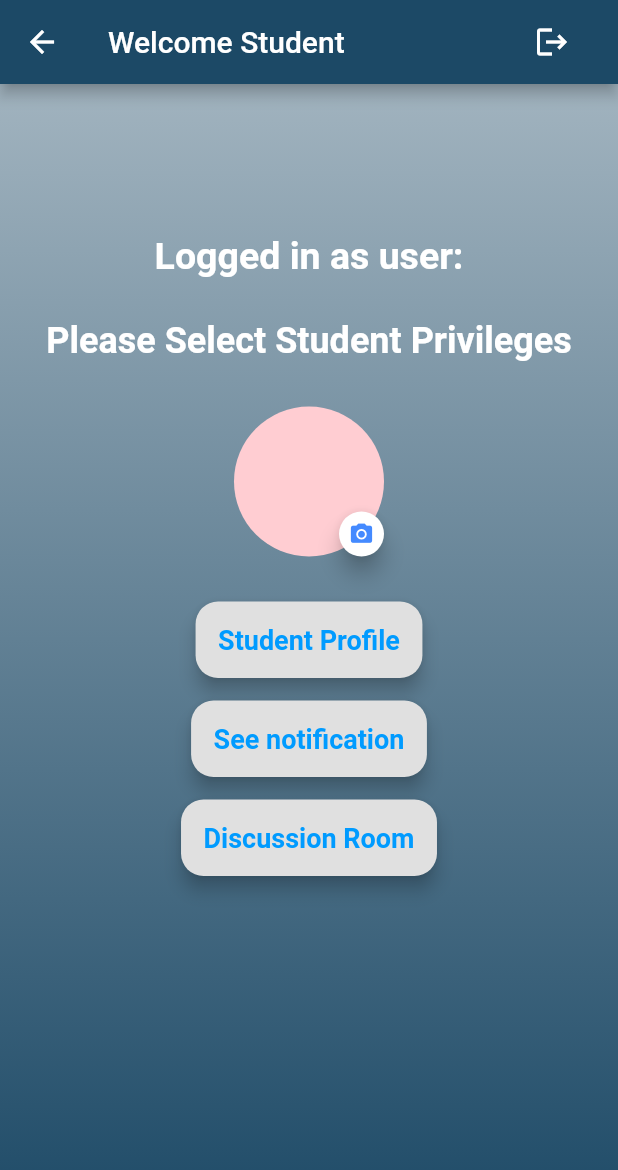
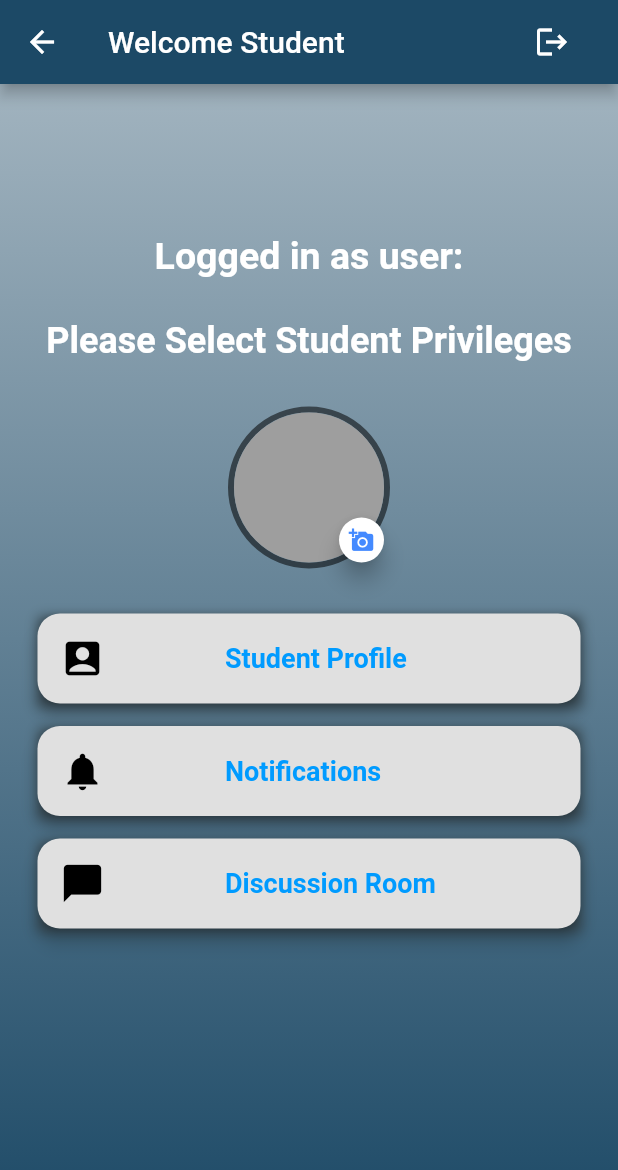
Before and after one commit to LuqmanBayu/flutter_project_1, a Flutter app: the StudentHomePage screen opened by its route, on a phone screen of 412 x 824 dp. Shown: the top 1170 px of the screen. Run offline on Flutter 3.47's test engine with Material 2 defaults, Android fonts, the phone set to English and light mode, and no system bars; our stand-ins replace cloud_firestore, firebase_auth, firebase_core, image_picker, modal_progress_hud_nsn, page_transition; accounts and stored records are empty.

Commit message:
changes in studenthome

```diff
--- a/lib/Features/StudentProfile.dart
+++ b/lib/Features/StudentProfile.dart
@@ -1,5 +1,5 @@
 import 'dart:io';
-
+import 'package:cloud_firestore/cloud_firestore.dart';
 import 'package:flutter/material.dart';
 import 'package:image_picker/image_picker.dart';
 
@@ -13,12 +13,12 @@ class _StudentProfileState extends State<StudentProfile> {
   File _image;
   final picker = ImagePicker();
 
-  Future getImage() async {
-    final pickedFile = await picker.getImage(source: ImageSource.gallery);
+  Future<void> getImage(ImageSource source) async {
+    final selected = await picker.getImage(source: ImageSource.gallery);
 
     setState(() {
-      if (pickedFile != null) {
-        _image = File(pickedFile.path);
+      if (selected != null) {
+        _image = File(selected.path);
       } else {
         print('No image selected.');
       }
@@ -29,13 +29,16 @@ class _StudentProfileState extends State<StudentProfile> {
   Widget build(BuildContext context) {
     return Scaffold(
       appBar: AppBar(
-        title: Text('Image Picker Example'),
+        backgroundColor: Color(0xff1c4966),
+        title: Text('Choose profile picture'),
       ),
       body: Center(
         child: _image == null ? Text('No image selected.') : Image.file(_image),
       ),
       floatingActionButton: FloatingActionButton(
-        onPressed: getImage,
+        onPressed: () {
+          getImage(ImageSource.gallery);
+        },
         tooltip: 'Pick Image',
         child: Icon(Icons.add_a_photo),
       ),
--- a/lib/UserHomepage/Staffhomepage.dart
+++ b/lib/UserHomepage/Staffhomepage.dart
@@ -18,11 +18,11 @@ class _StaffHomePageState extends State<StaffHomePage> {
   User loggedInUser;
   String email;
 
-  @override
-  void initState() {
-    super.initState();
-    getCurrentUser();
-  }
+  // @override
+  // void initState() {
+  //   super.initState();
+  //   // getCurrentUser();
+  // }
 
   Future<void> getCurrentUser() async {
     try {
@@ -49,7 +49,7 @@ class _StaffHomePageState extends State<StaffHomePage> {
             shape:
                 RoundedRectangleBorder(borderRadius: BorderRadius.circular(15)),
             child: Text(
-              'Chat with lecturer',
+              'Discussion Room',
               style: TextStyle(
                 color: Color(0xff009bff),
                 fontSize: 18,
--- a/lib/UserHomepage/Studenthomepage.dart
+++ b/lib/UserHomepage/Studenthomepage.dart
@@ -5,6 +5,7 @@ import 'package:cloud_firestore/cloud_firestore.dart';
 import 'package:flutter_project_1/Features/ChatPage.dart';
 import 'package:flutter_project_1/Features/StudentProfile.dart';
 import 'package:flutter_project_1/LoginPage.dart';
+import 'package:flutter_project_1/constants.dart';
 
 class StudentHomePage extends StatefulWidget {
   static const id = 'student_page';
@@ -40,23 +41,44 @@ class _StudentHomePageState extends State<StudentHomePage> {
     return Column(
         crossAxisAlignment: CrossAxisAlignment.start,
         children: <Widget>[
-          RaisedButton(
+          Container(
+            width: 400,
+            decoration: BoxDecoration(boxShadow: [
+              BoxShadow(
+                color: Colors.blueGrey.shade800,
+                blurRadius: 6,
+                offset: Offset(0, 2),
+              )
+            ]),
+            child: RaisedButton(
               onPressed: () {
                 Navigator.pushNamed(context, ChatPage.id);
               },
-            elevation: 5,
+              elevation: 5.0,
               padding: EdgeInsets.all(15),
-            shape:
-                RoundedRectangleBorder(borderRadius: BorderRadius.circular(15)),
-            child: Text(
+              shape: RoundedRectangleBorder(
+                  borderRadius: BorderRadius.circular(15)),
+              child: Row(
+                mainAxisAlignment: MainAxisAlignment.start,
+                crossAxisAlignment: CrossAxisAlignment.center,
+                children: <Widget>[
+                  Icon(
+                    Icons.chat_bubble,
+                    color: Colors.black,
+                    size: 30,
+                  ),
+                  SizedBox(
+                    width: 80,
+                  ),
+                  Text(
                     'Discussion Room',
-              style: TextStyle(
-                color: Color(0xff009bff),
-                fontSize: 18,
-                fontWeight: FontWeight.bold,
+                    textAlign: TextAlign.right,
+                    style: kStyleHomePageButtons,
+                  ),
+                ],
               ),
             ),
-          )
+          ),
         ]);
   }
 
@@ -64,21 +86,44 @@ class _StudentHomePageState extends State<StudentHomePage> {
     return Column(
         crossAxisAlignment: CrossAxisAlignment.start,
         children: <Widget>[
-          RaisedButton(
-            onPressed: () => print('See Notification'),
-            elevation: 5,
+          Container(
+            width: 400,
+            decoration: BoxDecoration(boxShadow: [
+              BoxShadow(
+                color: Colors.blueGrey.shade800,
+                blurRadius: 6,
+                offset: Offset(0, 2),
+              )
+            ]),
+            child: RaisedButton(
+              onPressed: () {
+                print('notifications');
+              },
+              elevation: 5.0,
               padding: EdgeInsets.all(15),
-            shape:
-                RoundedRectangleBorder(borderRadius: BorderRadius.circular(15)),
-            child: Text(
-              'See notification',
-              style: TextStyle(
-                color: Color(0xff009bff),
-                fontSize: 18,
-                fontWeight: FontWeight.bold,
+              shape: RoundedRectangleBorder(
+                  borderRadius: BorderRadius.circular(15)),
+              child: Row(
+                mainAxisAlignment: MainAxisAlignment.start,
+                crossAxisAlignment: CrossAxisAlignment.center,
+                children: <Widget>[
+                  Icon(
+                    Icons.notifications,
+                    color: Colors.black,
+                    size: 30,
+                  ),
+                  SizedBox(
+                    width: 80,
+                  ),
+                  Text(
+                    'Notifications',
+                    textAlign: TextAlign.right,
+                    style: kStyleHomePageButtons,
+                  ),
+                ],
               ),
             ),
-          )
+          ),
         ]);
   }
 
@@ -86,21 +131,44 @@ class _StudentHomePageState extends State<StudentHomePage> {
     return Column(
         crossAxisAlignment: CrossAxisAlignment.start,
         children: <Widget>[
-          RaisedButton(
-            onPressed: () => print('Student Profile'),
-            elevation: 5,
+          Container(
+            width: 400,
+            decoration: BoxDecoration(boxShadow: [
+              BoxShadow(
+                color: Colors.blueGrey.shade800,
+                blurRadius: 6,
+                offset: Offset(0, 2),
+              )
+            ]),
+            child: RaisedButton(
+              onPressed: () {
+                print('student prof');
+              },
+              elevation: 5.0,
               padding: EdgeInsets.all(15),
-            shape:
-                RoundedRectangleBorder(borderRadius: BorderRadius.circular(15)),
-            child: Text(
+              shape: RoundedRectangleBorder(
+                  borderRadius: BorderRadius.circular(15)),
+              child: Row(
+                mainAxisAlignment: MainAxisAlignment.start,
+                crossAxisAlignment: CrossAxisAlignment.center,
+                children: <Widget>[
+                  Icon(
+                    Icons.account_box,
+                    color: Colors.black,
+                    size: 30,
+                  ),
+                  SizedBox(
+                    width: 80,
+                  ),
+                  Text(
                     'Student Profile',
-              style: TextStyle(
-                color: Color(0xff009bff),
-                fontSize: 18,
-                fontWeight: FontWeight.bold,
+                    textAlign: TextAlign.right,
+                    style: kStyleHomePageButtons,
+                  ),
+                ],
               ),
             ),
-          )
+          ),
         ]);
   }
 
@@ -183,21 +251,29 @@ class _StudentHomePageState extends State<StudentHomePage> {
                             }
                           }),
                       SizedBox(height: 30),
-                      CircleAvatar(
-                        backgroundColor: Colors.red.shade100,
+                      Container(
+                        decoration: BoxDecoration(
+                          shape: BoxShape.circle,
+                          border: new Border.all(
+                            color: Colors.black54,
+                            width: 4.0,
+                          ),
+                        ),
+                        child: CircleAvatar(
+                          backgroundColor: Colors.grey,
                           radius: 50.0,
                           child: Padding(
                             padding: const EdgeInsets.only(left: 70, top: 70),
                             child: FloatingActionButton(
                               backgroundColor: Colors.white,
                               onPressed: () {
-                              print('pressed');
                                 Navigator.pushNamed(context, StudentProfile.id);
                               },
                               child: Icon(
-                              Icons.photo_camera,
+                                Icons.add_a_photo,
                                 color: Colors.blueAccent,
                                 size: 17.0,
+                              ),
                             ),
                           ),
                         ),
--- a/lib/constants.dart
+++ b/lib/constants.dart
@@ -26,3 +26,9 @@ const kStyleSendButton = TextStyle(
   fontWeight: FontWeight.bold,
   fontSize: 20.0,
 );
+
+const kStyleHomePageButtons = TextStyle(
+  color: Color(0xff009bff),
+  fontSize: 18,
+  fontWeight: FontWeight.bold,
+);
--- a/lib/main.dart
+++ b/lib/main.dart
@@ -19,7 +19,7 @@ class MyApp extends StatelessWidget {
     return MaterialApp(
         title: 'Welcome to Manager System',
         debugShowCheckedModeBanner: false,
-        // theme: ThemeData.light().copyWith(),
+        theme: ThemeData.light().copyWith(),
         initialRoute: LoginScreen.id,
         routes: {
           LoginScreen.id: (context) => LoginScreen(),
```
Lines whose indentation alone changed are shown as unchanged.
